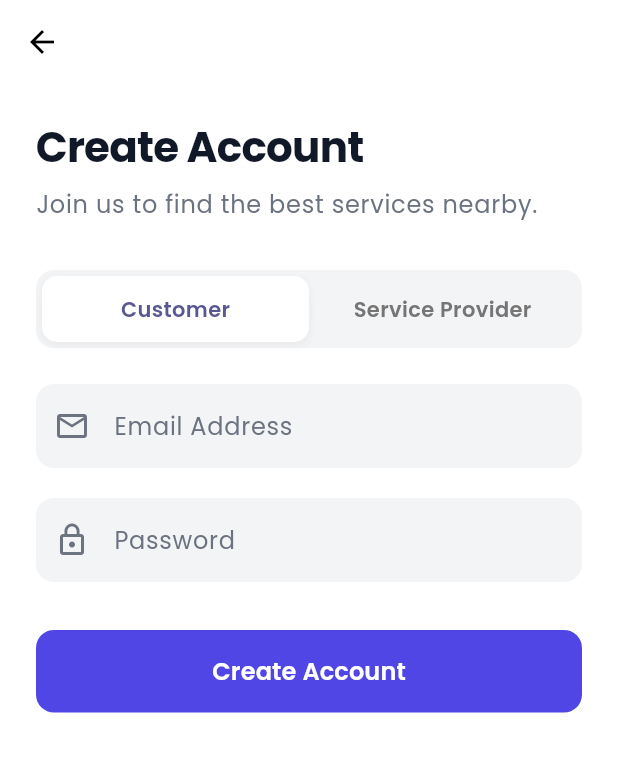
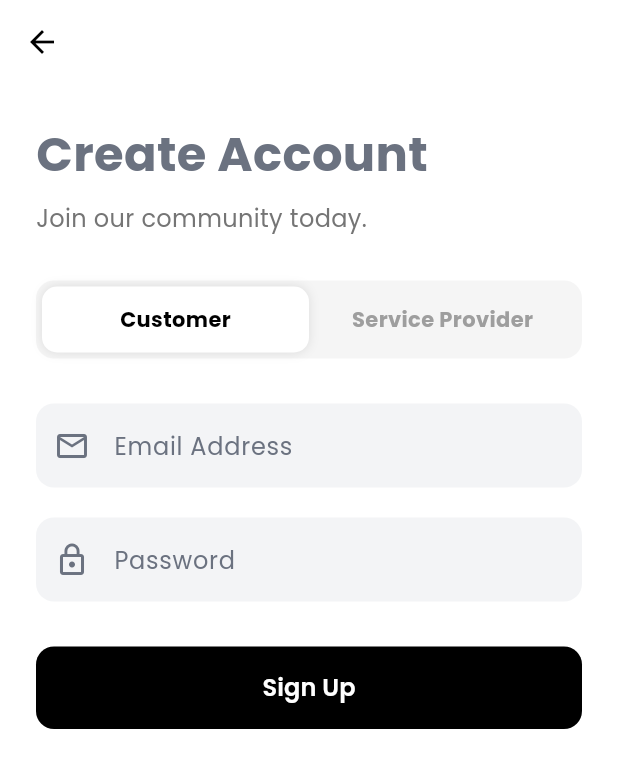
Before and after one commit to ghodkevrushabh/smart-services-backend, a Flutter app: the SignUpScreen screen opened directly, on a phone screen of 412 x 824 dp. Shown: the top 768 px of the screen. Run offline on Flutter 3.47's test engine with Material 3 defaults, Android fonts, the phone set to English and light mode, and no system bars; our stand-ins replace cached_network_image, dash_chat_2, firebase_messaging, flutter_animate, flutter_map, flutter_riverpod and 12 more; missing offline and left inert: agora_rtc_engine, razorpay_flutter; accounts and stored records are empty.

```diff
--- a/mobile_app/lib/screens/signup_screen.dart
+++ b/mobile_app/lib/screens/signup_screen.dart
@@ -1,4 +1,5 @@
 import 'package:flutter/material.dart';
+import 'package:google_fonts/google_fonts.dart';
 import '../services/auth_service.dart';
 
 class SignUpScreen extends StatefulWidget {
@@ -13,94 +14,112 @@ class _SignUpScreenState extends State<SignUpScreen> {
   final _passController = TextEditingController();
   final _authService = AuthService();
   bool _isLoading = false;
+
   String _selectedRole = 'CUSTOMER';
+  String? _selectedCategory; // Stores "Maid", "Plumber", etc.
+
+  // The List of Jobs available in your app
+  final List<String> _serviceTypes = [
+    "Plumber", "Electrician", "AC Repair", "Cleaning", "Maid", "Painter"
+  ];
 
   void _handleSignUp() async {
+    if (_emailController.text.isEmpty || _passController.text.isEmpty) {
+      _showSnack("Please fill all fields", isError: true);
+      return;
+    }
+
+    // Validation: Workers MUST pick a category
+    if (_selectedRole == 'WORKER' && _selectedCategory == null) {
+      _showSnack("Please select your Service Category", isError: true);
+      return;
+    }
+
     setState(() => _isLoading = true);
+
     final success = await _authService.register(
       _emailController.text.trim(),
       _passController.text.trim(),
-      _selectedRole
+      _selectedRole,
+      _selectedRole == 'WORKER' ? _selectedCategory! : "" // Send empty if Customer
     );
+
     setState(() => _isLoading = false);
 
     if (success && mounted) {
-      ScaffoldMessenger.of(context).showSnackBar(const SnackBar(content: Text("Account Created! Please Login."), backgroundColor: Colors.green));
+      _showSnack("Account Created! Please Login.", isError: false);
       Navigator.pop(context);
     } else if (mounted) {
-      ScaffoldMessenger.of(context).showSnackBar(const SnackBar(content: Text("Registration Failed."), backgroundColor: Colors.red));
+      _showSnack("Registration Failed. Email might be taken.", isError: true);
     }
+  }
+
+  void _showSnack(String msg, {required bool isError}) {
+    ScaffoldMessenger.of(context).showSnackBar(SnackBar(
+      content: Text(msg),
+      backgroundColor: isError ? Colors.red : Colors.green,
+    ));
   }
 
   @override
   Widget build(BuildContext context) {
-    final textTheme = Theme.of(context).textTheme;
-    final colorScheme = Theme.of(context).colorScheme;
-
     return Scaffold(
       backgroundColor: Colors.white,
-      appBar: AppBar(
-        backgroundColor: Colors.white,
-        elevation: 0,
-        leading: IconButton(
-          icon: const Icon(Icons.arrow_back, color: Colors.black),
-          onPressed: () => Navigator.pop(context),
-        ),
-      ),
+      appBar: AppBar(backgroundColor: Colors.white, elevation: 0, iconTheme: const IconThemeData(color: Colors.black)),
       body: SafeArea(
         child: SingleChildScrollView(
           padding: const EdgeInsets.all(24.0),
           child: Column(
             crossAxisAlignment: CrossAxisAlignment.start,
             children: [
-              Text("Create Account", style: textTheme.headlineMedium),
+              Text("Create Account", style: GoogleFonts.poppins(fontSize: 32, fontWeight: FontWeight.bold)),
               const SizedBox(height: 8),
-              Text("Join us to find the best services nearby.", style: textTheme.bodyLarge),
+              Text("Join our community today.", style: TextStyle(color: Colors.grey[600], fontSize: 16)),
 
-              const SizedBox(height: 32),
+              const SizedBox(height: 30),
 
               // ROLE SELECTOR
               Container(
                 padding: const EdgeInsets.all(4),
-                decoration: BoxDecoration(
-                  color: const Color(0xFFF3F4F6),
-                  borderRadius: BorderRadius.circular(12),
-                ),
+                decoration: BoxDecoration(color: Colors.grey[100], borderRadius: BorderRadius.circular(12)),
                 child: Row(
                   children: [
-                    _RoleButton("Customer", "CUSTOMER", colorScheme.primary),
-                    _RoleButton("Service Provider", "WORKER", colorScheme.primary),
+                    _RoleButton("Customer", "CUSTOMER"),
+                    _RoleButton("Service Provider", "WORKER"),
                   ],
                 ),
               ),
-              const SizedBox(height: 24),
+              const SizedBox(height: 30),
 
-              TextField(
-                controller: _emailController,
-                decoration: const InputDecoration(
-                  labelText: "Email Address",
-                  prefixIcon: Icon(Icons.email_outlined),
+              // INPUTS
+              TextField(controller: _emailController, decoration: const InputDecoration(labelText: "Email Address", prefixIcon: Icon(Icons.email_outlined))),
+              const SizedBox(height: 20),
+              TextField(controller: _passController, obscureText: true, decoration: const InputDecoration(labelText: "Password", prefixIcon: Icon(Icons.lock_outline))),
+
+              // NEW: SERVICE CATEGORY DROPDOWN (Only for Workers)
+              if (_selectedRole == 'WORKER') ...[
+                const SizedBox(height: 20),
+                DropdownButtonFormField<String>(
+                  decoration: const InputDecoration(
+                    labelText: "What do you do?",
+                    prefixIcon: Icon(Icons.work_outline),
+                  ),
+                  value: _selectedCategory,
+                  items: _serviceTypes.map((String type) {
+                    return DropdownMenuItem(value: type, child: Text(type));
+                  }).toList(),
+                  onChanged: (val) => setState(() => _selectedCategory = val),
                 ),
-              ),
-              const SizedBox(height: 20),
-              TextField(
-                controller: _passController,
-                obscureText: true,
-                decoration: const InputDecoration(
-                  labelText: "Password",
-                  prefixIcon: Icon(Icons.lock_outline),
-                ),
-              ),
+              ],
 
-              const SizedBox(height: 32),
+              const SizedBox(height: 30),
 
               SizedBox(
                 width: double.infinity,
                 child: FilledButton(
                   onPressed: _isLoading ? null : _handleSignUp,
-                  child: _isLoading
-                    ? const SizedBox(height: 24, width: 24, child: CircularProgressIndicator(color: Colors.white, strokeWidth: 2))
-                    : const Text("Create Account"),
+                  style: FilledButton.styleFrom(padding: const EdgeInsets.symmetric(vertical: 16), backgroundColor: Colors.black),
+                  child: _isLoading ? const CircularProgressIndicator(color: Colors.white) : const Text("Sign Up"),
                 ),
               ),
             ],
@@ -110,7 +129,7 @@ class _SignUpScreenState extends State<SignUpScreen> {
     );
   }
 
-  Widget _RoleButton(String label, String value, Color primaryColor) {
+  Widget _RoleButton(String label, String value) {
     bool isSelected = _selectedRole == value;
     return Expanded(
       child: GestureDetector(
@@ -121,17 +140,9 @@ class _SignUpScreenState extends State<SignUpScreen> {
           decoration: BoxDecoration(
             color: isSelected ? Colors.white : Colors.transparent,
             borderRadius: BorderRadius.circular(10),
-            boxShadow: isSelected ? [BoxShadow(color: Colors.black.withOpacity(0.05), blurRadius: 4, offset: const Offset(0, 2))] : [],
+            boxShadow: isSelected ? [BoxShadow(color: Colors.black.withOpacity(0.1), blurRadius: 5)] : [],
           ),
-          child: Center(
-            child: Text(
-              label,
-              style: TextStyle(
-                fontWeight: FontWeight.w600,
-                color: isSelected ? primaryColor : Colors.grey.shade600,
-              ),
-            ),
-          ),
+          child: Center(child: Text(label, style: TextStyle(fontWeight: FontWeight.bold, color: isSelected ? Colors.black : Colors.grey))),
         ),
       ),
     );
--- a/mobile_app/lib/services/provider_service.dart
+++ b/mobile_app/lib/services/provider_service.dart
@@ -4,10 +4,10 @@ import 'package:shared_preferences/shared_preferences.dart';
 import '../config/constants.dart';
 
 class ProviderService {
-  Future<List<dynamic>> getProvidersByRole(String role, String city) async { // Added city param
+  Future<List<dynamic>> getProvidersByRole(String category, String city) async {
     // 1. Get the URL (e.g., http://192.168.x.x:3000/users/role/WORKER)
     // Note: In a real app, we would filter by 'PLUMBER', but for MVP we fetch all 'WORKERS'
-    final url = Uri.parse('${AppConstants.baseUrl}/users/role/$role?city=$city');
+    final url = Uri.parse('${AppConstants.baseUrl}/users/role/WORKER?city=$city&category=$category');
 
     // 2. Get the Token (ID Card)
     final prefs = await SharedPreferences.getInstance();
```
Also changed, not shown: mobile_app/lib/services/auth_service.dart (+4 -4 lines), 1 other file.
